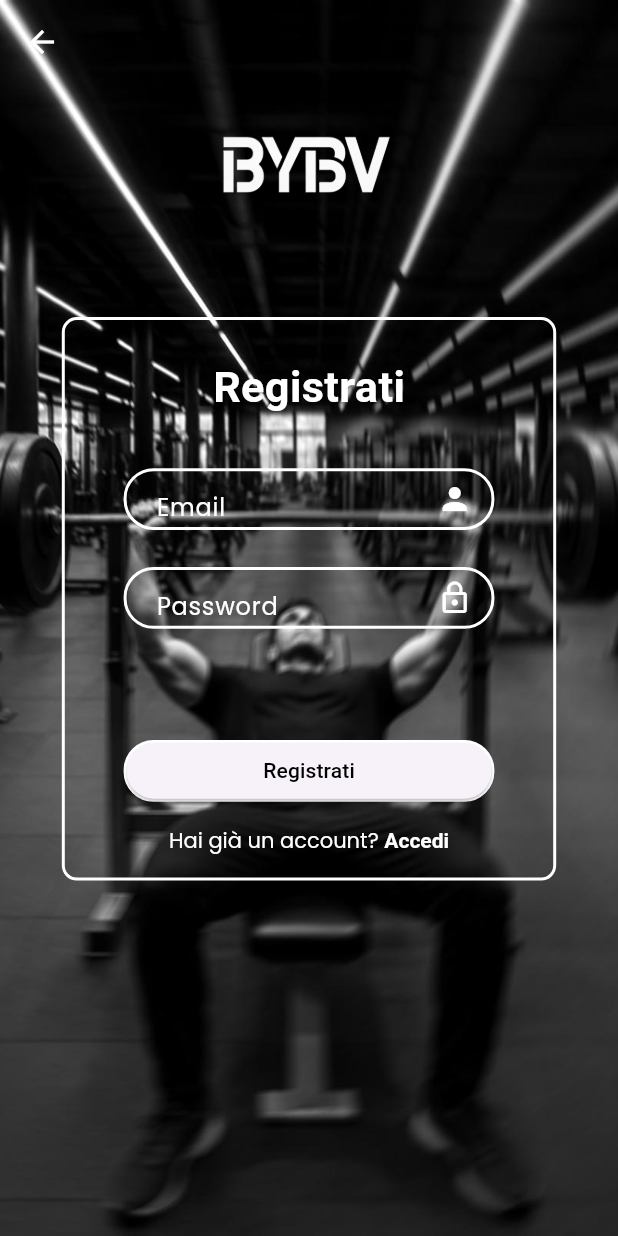
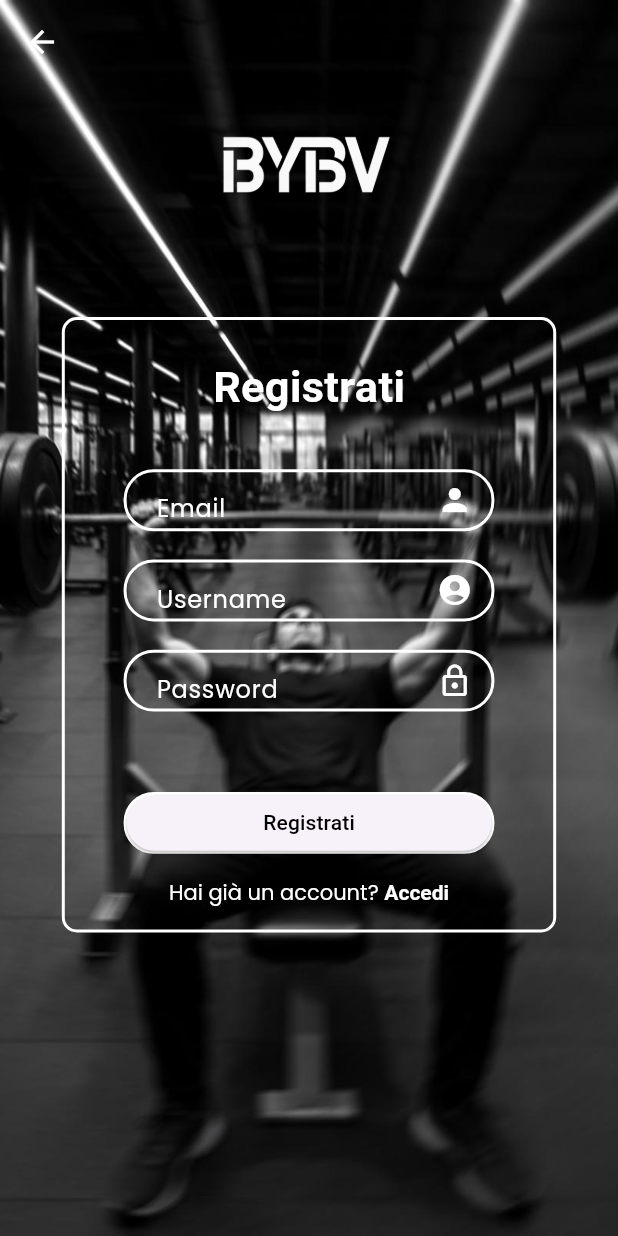
Before and after one commit to alessiogatto04/BYBV, a Flutter app: the screen it shows once a user with an empty profile is signed in, after a tap on the "logout" icon, after a tap on "Register", on a phone screen of 412 x 824 dp. Run offline on Flutter 3.47's test engine with Material 3 defaults, Android fonts, the phone set to English and light mode, and no system bars; our stand-ins replace cloud_firestore, firebase_auth, firebase_core, google_sign_in, video_player; accounts and stored records are empty; Roboto replaces fonts that are missing (Poppins-Bold).

Commit message:
modifica e aggiunta di un button per inserire username e collegato a flutter

```diff
--- a/bybv/lib/Pages/home_page.dart
+++ b/bybv/lib/Pages/home_page.dart
@@ -23,9 +23,15 @@ class _HomePageState extends State<HomePage> {
     return Scaffold(
       backgroundColor: Colors.black,
       appBar: AppBar(
-      backgroundColor: const Color.fromARGB(255, 47, 142, 226),
-        // leading: , QUA ANDRA IL LOGO BYBV
-        title: const Text("Qui ci vuole il nome dell'utente",
+        backgroundColor: Colors.black,
+
+        centerTitle: true,  //centra il titolo
+        title: Image.asset(
+          'images/imgLogo.png',
+          width: screenWidth *0.12,
+          height: screenHeight*0.12,
+        ),
+        leading: const Text("Qui ci vuole il nome dell'utente",
         style: TextStyle(color :Colors.white),
         ),
         actions: [
--- a/bybv/lib/Pages/signup_page.dart
+++ b/bybv/lib/Pages/signup_page.dart
@@ -3,6 +3,8 @@ import 'package:bybv/Pages/login_page.dart';
 import 'package:bybv/auth.dart';
 import 'package:firebase_auth/firebase_auth.dart';
 import 'package:flutter/material.dart';
+
+import 'package:cloud_firestore/cloud_firestore.dart';
 
 class SignUpPage extends StatefulWidget {
   const SignUpPage({Key? key}) : super(key: key);
@@ -14,6 +16,8 @@ class SignUpPage extends StatefulWidget {
 class _SignUpPageState extends State<SignUpPage> {
   final _email = TextEditingController();
   final _password = TextEditingController();
+  final _username = TextEditingController();
+
 
   final emailController = TextEditingController();
   final passwordController = TextEditingController();
@@ -42,6 +46,23 @@ class _SignUpPageState extends State<SignUpPage> {
       password: passwordController.text.trim(),
     );
   }
+
+  Future<void> salvaUsername(String username) async {
+  try {
+    // Ottieni riferimento alla collezione "utenti"
+    CollectionReference utenti = FirebaseFirestore.instance.collection('utenti');
+
+    // Aggiungi un documento con campo "username"
+    await utenti.add({
+      'username': username,
+      'timestamp': FieldValue.serverTimestamp(), // opzionale
+    });
+
+    print("Username salvato con successo!");
+  } catch (e) {
+    print("Errore nel salvare username: $e");
+  }
+}
 
 Future<void> registerUser() async {
   try {
@@ -146,7 +167,8 @@ Future<void> registerUser() async {
                         fontSize: screenWidth*0.07,
                       ),
                     ),
-                  SizedBox(height: screenHeight * 0.04),
+
+                  SizedBox(height: screenHeight * 0.041),
                   Container(
                     width: screenWidth * 0.6,
                     height: screenHeight * 0.05,
@@ -190,7 +212,52 @@ Future<void> registerUser() async {
                   ),
 
 
-                  SizedBox(height: screenHeight * 0.03),
+                  SizedBox(height: screenHeight * 0.023),
+
+                  Container(
+                    width: screenWidth * 0.6,
+                    height: screenHeight * 0.05,
+                    decoration: BoxDecoration(
+                      color: Colors.transparent,
+                      border: Border.all(color: Colors.white, width: 2),
+                      borderRadius: BorderRadius.circular(20),
+                    ),
+                    child: Row(
+                      children: [
+                        Expanded(
+                          child: TextField(
+                            controller: _username,
+                            style: TextStyle(color: Colors.white),
+                            decoration: InputDecoration(
+                              hintText: 'Username',
+                              hintStyle: TextStyle(
+                                color: Colors.white,
+                                fontFamily: 'Poppins',
+                              ),
+                              labelStyle: TextStyle(
+                                color: Colors.white,
+                                fontFamily: 'Poppins',
+                              ),
+                              border: InputBorder.none,
+                              contentPadding: EdgeInsets.symmetric(horizontal: 20),
+                            ),
+                          ),
+                        ),
+                        Padding(
+                          padding:EdgeInsets.only(
+                              right: screenWidth *0.030,
+                          ),
+                          child: Icon(
+                            Icons.account_circle,
+                            color: Colors.white,
+                          ),
+                        ),
+                      ],
+                    ),
+                  ),
+
+                SizedBox(height: screenHeight * 0.023),
+
 
                   Container(
                     width: screenWidth * 0.6,          // 90% della larghezza dello schermo
@@ -234,7 +301,7 @@ Future<void> registerUser() async {
                     ),
                   ),
 
-                  SizedBox(height: screenHeight * 0.09), //MESSO VALORE A CASO
+                  SizedBox(height: screenHeight * 0.065),
 
                   Container(
                     width: screenWidth * 0.6,          // 90% della larghezza dello schermo
@@ -248,7 +315,17 @@ Future<void> registerUser() async {
                       borderRadius: BorderRadius.circular(20),
                     ),
                     child:ElevatedButton(onPressed: (){
-                        validateInputs(_email.text.trim(), _password.text.trim());
+                        validateInputs(_email.text.trim(), _password.text.trim());  //trim toglie gli spazi a inizio e fine riga
+                        String username = _username.text.trim();
+                        if(username.isNotEmpty) {
+                          salvaUsername(username); // salva su Firestore
+                        } else {
+                            // mostra errore se vuoto
+                            ScaffoldMessenger.of(context).showSnackBar(
+                            SnackBar(content: Text("Inserisci un username"))
+                            );
+                        }
+
                         }, child: Text(
                           "Registrati",
                           style: TextStyle(
--- a/bybv/pubspec.yaml
+++ b/bybv/pubspec.yaml
@@ -36,7 +36,8 @@ dependencies:
   cupertino_icons: ^1.0.8
   firebase_core: ^4.2.1
   firebase_auth: ^6.1.2
-  google_sign_in: ^6.0.0
+  cloud_firestore: 6.1.0
+  google_sign_in: ^6.2.1
   video_player: ^2.10.1
 
 dev_dependencies:
```
